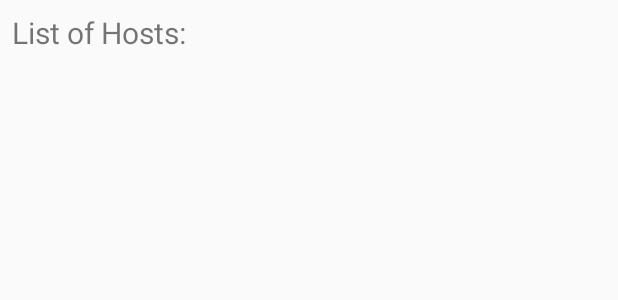
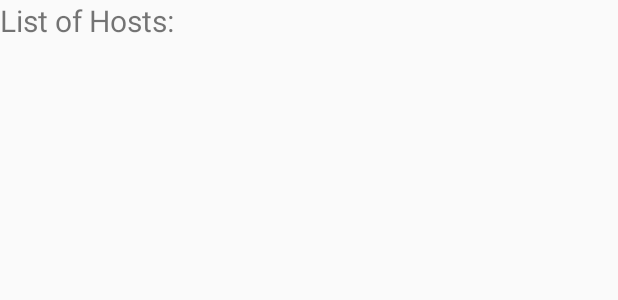
Before and after one commit to RyanXLi/SalutApp, an Android app: the layout activity_client.xml on its own in the app's theme, with its tools: preview values and no code run, on a phone screen of 412 x 824 dp. Shown: the top 300 px of the screen. Run offline under Robolectric (Android 15) with nearby library versions, the phone set to English and light mode, and no system bars.

```diff
--- a/app/src/main/AndroidManifest.xml
+++ b/app/src/main/AndroidManifest.xml
@@ -7,6 +7,8 @@
     <uses-permission android:name="android.permission.CHANGE_NETWORK_STATE" />
     <uses-permission android:name="android.permission.ACCESS_NETWORK_STATE" />
     <uses-permission android:name="android.permission.INTERNET" />
+    <uses-permission android:name="android.permission.READ_PHONE_STATE" />
+    <uses-permission android:name="android.permission.DOWNLOAD_WITHOUT_NOTIFICATION" />
 
     <application
         android:allowBackup="true"
--- a/app/src/main/java/com/ryanxli/salutapp/HostActivity.java
+++ b/app/src/main/java/com/ryanxli/salutapp/HostActivity.java
@@ -53,7 +53,7 @@ public class HostActivity extends AppCompatActivity implements SalutDataCallback
 
 
         dataReceiver = new SalutDataReceiver(this, this);
-        serviceData = new SalutServiceData("myService", 50489, android.os.Build.MODEL);
+        serviceData = new SalutServiceData("myService", 6666, android.os.Build.MODEL);
 
         salut = new MySalut(dataReceiver, serviceData, new SalutCallback() {
             @Override
@@ -82,7 +82,8 @@ public class HostActivity extends AppCompatActivity implements SalutDataCallback
     @Override
     protected void onDestroy() {
         super.onDestroy();
-        salut.stopNetworkService(true);
+        salut.stopServiceDiscovery(true);
+        salut.stopNetworkService(false);
     }
 
     @Override
--- a/app/src/main/res/layout/activity_client.xml
+++ b/app/src/main/res/layout/activity_client.xml
@@ -4,28 +4,28 @@
     xmlns:tools="http://schemas.android.com/tools"
     android:layout_width="match_parent"
     android:layout_height="match_parent"
-    tools:context="com.ryanxli.salutapp.ClientActivity">
+    tools:context="com.ryanxli.salutapp.ClientActivity"
+    tools:layout_editor_absoluteY="81dp"
+    tools:layout_editor_absoluteX="0dp">
 
     <TextView
         android:id="@+id/host_list_title_textView"
         android:layout_width="wrap_content"
         android:layout_height="wrap_content"
-        android:layout_marginLeft="8dp"
-        android:layout_marginTop="8dp"
         android:text="List of Hosts:"
         android:textSize="20sp"
         app:layout_constraintLeft_toLeftOf="parent"
-        app:layout_constraintTop_toTopOf="parent"
-        />
+        app:layout_constraintTop_toTopOf="parent" />
 
     <ListView
-    android:id="@+id/client_listView"
-    android:layout_width="0dp"
-    android:layout_height="0dp"
-    app:layout_constraintLeft_toLeftOf="parent"
-    app:layout_constraintRight_toRightOf="parent"
-    app:layout_constraintTop_toBottomOf="@+id/host_list_title_textView"
-    app:layout_constraintBottom_toTopOf="parent"/>
+        android:id="@+id/client_listView"
+        android:layout_width="wrap_content"
+        android:layout_height="wrap_content"
+
+        app:layout_constraintLeft_toLeftOf="parent"
+        app:layout_constraintRight_toRightOf="parent"
+        app:layout_constraintTop_toBottomOf="@+id/host_list_title_textView"
+ />
 
 
 </android.support.constraint.ConstraintLayout>
```
Also changed, not shown: app/src/main/java/com/ryanxli/salutapp/ClientActivity.java (+74 -38 lines), app/src/main/res/err.txt (added, +20 -0 lines), 68 other files.
